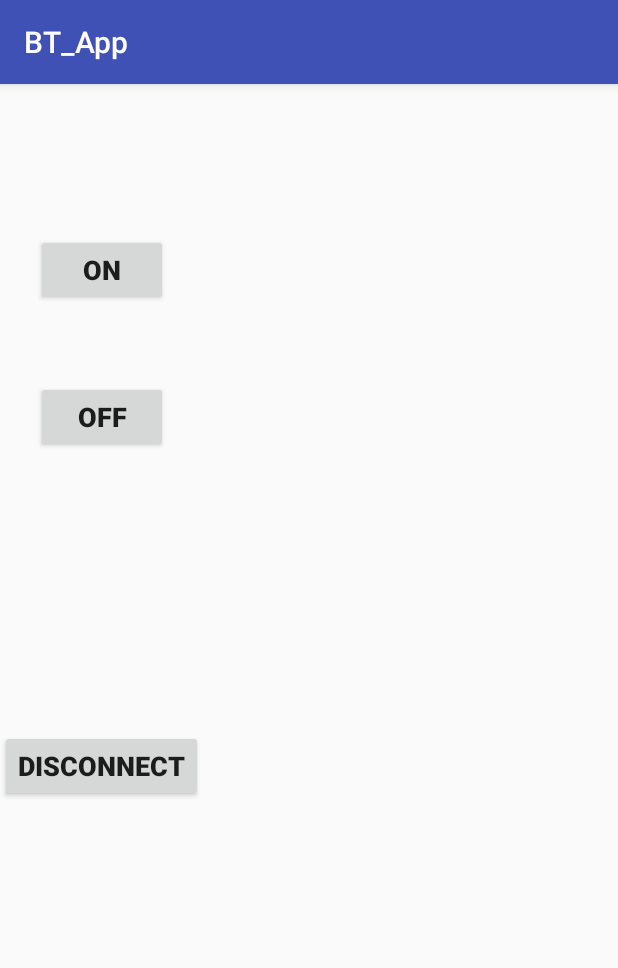
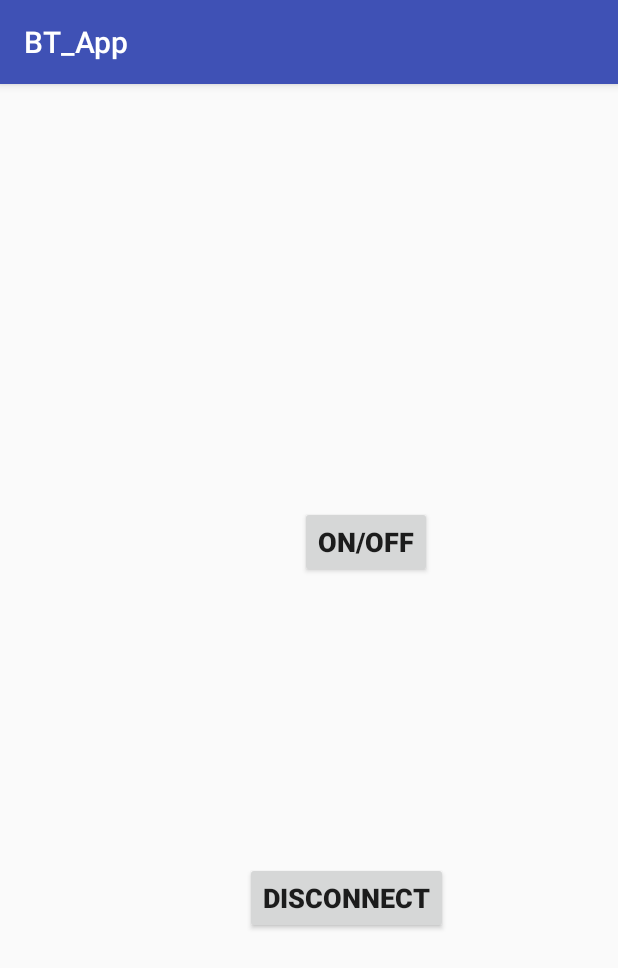
Before and after one commit to sahilgarg8901/BT_com, an Android app: the ControlActivity screen opened directly, with no data from a screen before it, on a phone screen of 412 x 824 dp. Shown: the top 968 px of the screen. Run offline under Robolectric (Android 15) with nearby library versions, the phone set to English and light mode, and no system bars; 4 statements that could not run were skipped.

Commit message:
Power button added and app is working.

```diff
--- a/BT_App/app/src/main/java/com/example/sahil/bt_app/ControlActivity.kt
+++ b/BT_App/app/src/main/java/com/example/sahil/bt_app/ControlActivity.kt
@@ -22,6 +22,7 @@ class ControlActivity : AppCompatActivity() {
         lateinit var m_bluetoothAdapter: BluetoothAdapter
         var m_isConnected : Boolean = false
         lateinit var m_address :String
+        var LightStatus = 0
     }
     override fun onCreate(savedInstanceState: Bundle?) {
         super.onCreate(savedInstanceState)
@@ -30,22 +31,19 @@ class ControlActivity : AppCompatActivity() {
         m_address = intent.getStringExtra(MainActivity.EXTRA_ADDRESS)
 
         ConnectToDevice(this).execute()
-        OnButton.setOnClickListener { sendCommand("ON") }
-        OffButton.setOnClickListener { sendCommand("OFF") }
+        PowerButton.setOnClickListener {
+            if(LightStatus == 0){
+                sendCommand("ON")
+                LightStatus = 1
+            }else {
+                sendCommand("OFF")
+                LightStatus = 0
+            }
+        }/*
+        OffButton.setOnClickListener { sendCommand("OFF") }*/
         DisconnectButton.setOnClickListener{ disconnect() }
 
     }
-
-    /*private fun onButtonClicked(view: View){
-        sendCommand("ON")
-    }
-    private fun offButtonClicked(view: View){
-        sendCommand("OFF")
-    }
-    private fun disconnectButtonClicked(view: View){
-        disconnect()
-    }*/
-
     private fun sendCommand(input: String){
         if (m_bluetoothSocket!= null){
             try {
--- a/BT_App/app/src/main/res/layout/activity_control.xml
+++ b/BT_App/app/src/main/res/layout/activity_control.xml
@@ -7,47 +7,39 @@
     tools:context="com.example.sahil.bt_app.ControlActivity">
 
     <Button
-        android:id="@+id/OnButton"
+        android:id="@+id/PowerButton"
         android:layout_width="wrap_content"
         android:layout_height="wrap_content"
-        android:layout_marginEnd="100dp"
-        android:layout_marginStart="100dp"
+        android:layout_marginBottom="8dp"
+        android:layout_marginEnd="124dp"
+        android:layout_marginStart="172dp"
         android:layout_marginTop="100dp"
-        android:text="@string/on"
+        android:text="@string/power"
         android:textAlignment="center"
         android:textSize="18sp"
         android:textStyle="bold"
-        app:layout_constraintEnd_toEndOf="@+id/OffButton"
-        app:layout_constraintHorizontal_bias="0.5"
-        app:layout_constraintStart_toStartOf="@+id/OffButton"
-        app:layout_constraintTop_toTopOf="parent" />
-
-    <Button
-        android:id="@+id/OffButton"
-        android:layout_width="wrap_content"
-        android:layout_height="wrap_content"
-        android:layout_marginEnd="148dp"
-        android:layout_marginStart="148dp"
-        android:layout_marginTop="50dp"
-        android:text="@string/off"
-        android:textAlignment="center"
-        android:textSize="18sp"
-        android:textStyle="bold"
-        app:layout_constraintEnd_toEndOf="@+id/DisconnectButton"
-        app:layout_constraintStart_toStartOf="@+id/DisconnectButton"
-        app:layout_constraintTop_toBottomOf="@+id/OnButton" />
+        app:layout_constraintBottom_toTopOf="@+id/DisconnectButton"
+        app:layout_constraintEnd_toEndOf="parent"
+        app:layout_constraintHorizontal_bias="1.0"
+        app:layout_constraintStart_toStartOf="parent"
+        app:layout_constraintTop_toTopOf="parent"
+        app:layout_constraintVertical_chainStyle="spread" />
 
     <Button
         android:id="@+id/DisconnectButton"
         android:layout_width="wrap_content"
         android:layout_height="wrap_content"
-        android:layout_marginBottom="155dp"
-        android:layout_marginTop="50dp"
+        android:layout_marginBottom="20dp"
+        android:layout_marginEnd="100dp"
+        android:layout_marginStart="149dp"
         android:text="@string/disconnect"
         android:textAlignment="center"
         android:textSize="18sp"
         android:textStyle="bold"
         app:layout_constraintBottom_toBottomOf="parent"
-        app:layout_constraintTop_toBottomOf="@+id/OffButton"
-        tools:layout_editor_absoluteX="148dp" />
+        app:layout_constraintEnd_toEndOf="parent"
+        app:layout_constraintHorizontal_bias="0.5"
+        app:layout_constraintStart_toStartOf="parent"
+        app:layout_constraintTop_toBottomOf="@+id/PowerButton" />
+
 </android.support.constraint.ConstraintLayout>
--- a/BT_App/app/src/main/res/values/strings.xml
+++ b/BT_App/app/src/main/res/values/strings.xml
@@ -1,7 +1,6 @@
 <resources>
     <string name="app_name">BT_App</string>
     <string name="refresh">REFRESH</string>
-    <string name="off">OFF</string>
     <string name="disconnect">DISCONNECT</string>
-    <string name="on">ON</string>
+    <string name="power">ON/OFF</string>
 </resources>
```
